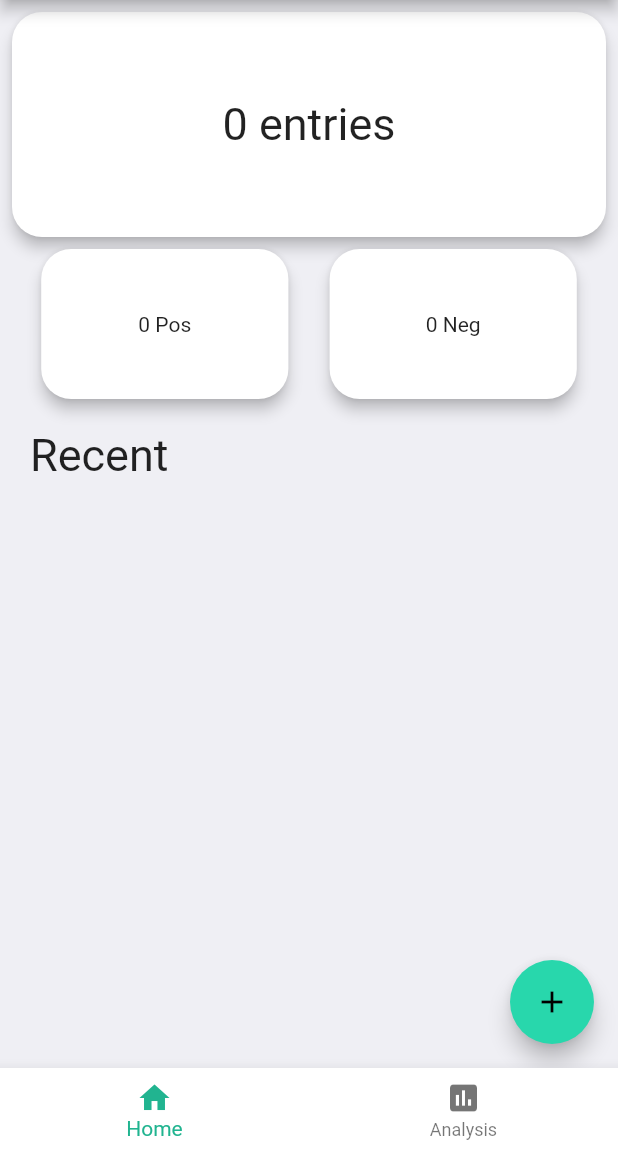
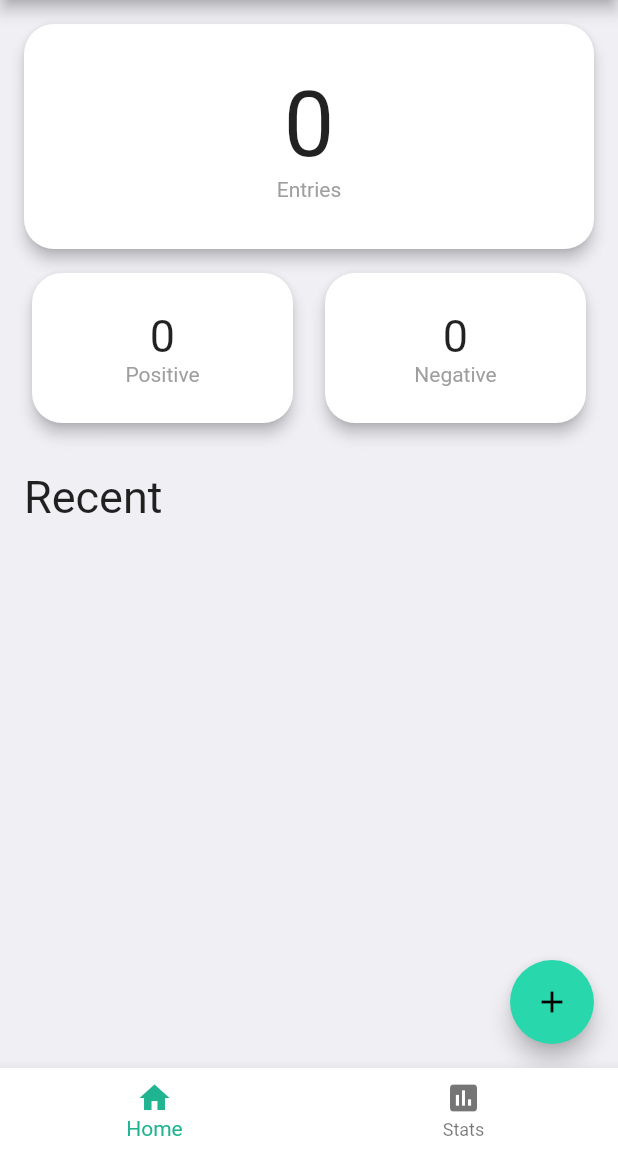
Before and after one commit to suborange/sachacks2020, a Flutter app: the screen it shows after launch, on a phone screen of 412 x 824 dp, the part 84-1236 px from its top. Run offline on Flutter 3.47's test engine with Material 2 defaults, Android fonts, the phone set to English and light mode, and no system bars; drawn by our look-alikes of auto_size_text; our stand-ins replace connectivity, dio, flutter_slidable, get_it, hive, hive_flutter and 3 more; missing offline and left inert: flutter_sparkline; accounts and stored records are empty; generated files the repository leaves out were written again.

```diff
--- a/lib/ui/views/home/home_view.dart
+++ b/lib/ui/views/home/home_view.dart
@@ -1,3 +1,4 @@
+import 'package:auto_size_text/auto_size_text.dart';
 import 'package:flutter/material.dart';
 import 'package:lean_provider/core/enums/view_state.dart';
 import 'package:lean_provider/core/ui_models/views/home/home_model.dart';
@@ -5,7 +6,6 @@ import 'package:lean_provider/ui/views/base_view.dart';
 import 'package:lean_provider/ui/widgets/column_builder.dart';
 import 'package:lean_provider/ui/widgets/custom_card.dart';
 import 'package:lean_provider/ui/widgets/entry_tile.dart';
-
 
 class HomeView extends StatelessWidget {
   const HomeView({Key key}) : super(key: key);
@@ -25,17 +25,27 @@ class HomeView extends StatelessWidget {
               : ListView(
                   children: <Widget>[
                     Padding(
-                      padding: const EdgeInsets.all(8.0),
+                      padding: const EdgeInsets.all(16.0),
                       child: GestureDetector(
                         onTap: model.viewAllEntries,
                         child: CustomCard(
                           child: Container(
                             height: 150,
                             child: Center(
-                              child: Text(
-                                "${model.allEntries.length} entries",
-                                style: TextStyle(fontSize: 30),
+                              child: Column(
+                                  mainAxisAlignment: MainAxisAlignment.center,
+                                  children: <Widget>[
+                                    AutoSizeText(
+                                      "${model.allEntries.length}",
+                                      style: TextStyle(fontSize: 60),
                                     ),
+                                    Text(
+                                      "Entries",
+                                      style: TextStyle(
+                                        color: Colors.grey,
+                                      ),
+                                    )
+                                  ]),
                             ),
                           ),
                         ),
@@ -49,10 +59,23 @@ class HomeView extends StatelessWidget {
                           child: CustomCard(
                             child: Container(
                               height: 100,
-                              width: MediaQuery.of(context).size.width / 2.5,
+                              width: MediaQuery.of(context).size.width / 2 - 32,
                               child: Center(
-                                  child: Text(
-                                      "${model.positiveEntries.length} Pos")),
+                                child: Column(
+                                    mainAxisAlignment: MainAxisAlignment.center,
+                                    children: <Widget>[
+                                      AutoSizeText(
+                                        "${model.positiveEntries.length}",
+                                        style: TextStyle(fontSize: 30),
+                                      ),
+                                      Text(
+                                        "Positive",
+                                        style: TextStyle(
+                                          color: Colors.grey,
+                                        ),
+                                      )
+                                    ]),
+                              ),
                             ),
                           ),
                         ),
@@ -61,30 +84,50 @@ class HomeView extends StatelessWidget {
                           child: CustomCard(
                             child: Container(
                               height: 100,
-                              width: MediaQuery.of(context).size.width / 2.5,
+                              width: MediaQuery.of(context).size.width / 2 - 32,
                               child: Center(
-                                  child: Text(
-                                      "${model.negativeEntries.length} Neg")),
+                                child: Column(
+                                    mainAxisAlignment: MainAxisAlignment.center,
+                                    children: <Widget>[
+                                      AutoSizeText(
+                                        "${model.negativeEntries.length}",
+                                        style: TextStyle(fontSize: 30),
+                                      ),
+                                      Text(
+                                        "Negative",
+                                        style: TextStyle(
+                                          color: Colors.grey,
+                                        ),
+                                      )
+                                    ]),
                               ),
                             ),
                           ),
+                        )
                       ],
                     ),
                     Padding(
-                      padding: const EdgeInsets.all(20.0),
+                      padding: const EdgeInsets.only(
+                          top: 32.0, left: 16, bottom: 16),
                       child: Text(
                         "Recent",
                         style: TextStyle(fontSize: 30),
                       ),
                     ),
-                    ColumnBuilder(
+                    Padding(
+                      padding: const EdgeInsets.symmetric(horizontal: 16.0),
+                      child: ColumnBuilder(
                         itemCount: model.recentEntries.length,
                         itemBuilder: (context, index) {
-                        return EntryTile(
+                          return Padding(
+                            padding: const EdgeInsets.only(bottom: 8.0),
+                            child: EntryTile(
                               entry: model.recentEntries[index],
                               key: UniqueKey(),
+                            ),
                           );
                         },
+                      ),
                     )
                   ],
                 ),
--- a/lib/ui/views/tab_container.dart
+++ b/lib/ui/views/tab_container.dart
@@ -19,7 +19,7 @@ class TabContainer extends StatelessWidget {
     ),
     BottomNavigationBarItem(
       icon: Icon(Icons.assessment),
-      title: Text("Analysis"),
+      title: Text("Stats"),
     ),
   ];
 
```
Also changed, not shown: lib/ui/views/entry_list/entry_list_view.dart (+10 -3 lines), lib/ui/views/settings/settings_view.dart (+60 -10 lines), 1 other file. Lines whose indentation alone changed are shown as unchanged.
